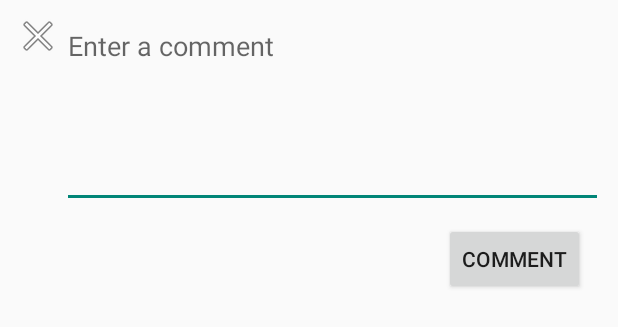
After one commit to annazhang2002/Parstagram, an Android app: the layout fragment_compose_dialog.xml on its own in the app's theme, with its tools: preview values and no code run, on a phone screen of 412 x 824 dp. The commit adds this screen. Shown: the top 327 px of the screen. Run offline under Robolectric (Android 15) with nearby library versions, the phone set to English and light mode, and no system bars.

Commit message:
Added dialog fragment to post a comment

```diff
--- a/app/src/main/java/com/example/parstagram/models/Comment.java
+++ b/app/src/main/java/com/example/parstagram/models/Comment.java
@@ -43,7 +43,7 @@ public class Comment extends ParseObject {
     public void setUser(ParseUser user) {
         put(KEY_USER, user);
     }
-    public void setCommentPost(Post post) {
+    public void setPost(Post post) {
         put(KEY_POST, post);
     }
     public void setMessage(String message) {
--- /dev/null
+++ b/app/src/main/res/layout/fragment_compose_dialog.xml
@@ -0,0 +1,50 @@
+<?xml version="1.0" encoding="utf-8"?>
+<RelativeLayout xmlns:android="http://schemas.android.com/apk/res/android"
+    xmlns:app="http://schemas.android.com/apk/res-auto"
+    xmlns:tools="http://schemas.android.com/tools"
+    android:layout_width="match_parent"
+    android:layout_height="wrap_content"
+    android:padding="0dp">
+
+    <Button
+        android:id="@+id/btnSubmit"
+        android:layout_width="wrap_content"
+        android:layout_height="wrap_content"
+        android:layout_below="@+id/etCompose"
+        android:layout_alignParentEnd="true"
+        android:layout_marginStart="0dp"
+        android:layout_marginTop="10dp"
+        android:layout_marginEnd="22dp"
+        android:layout_marginBottom="10dp"
+        android:text="Comment" />
+
+    <EditText
+        android:id="@+id/etCompose"
+        android:layout_width="match_parent"
+        android:layout_height="wrap_content"
+        android:layout_alignParentTop="true"
+        android:layout_alignParentEnd="true"
+        android:layout_marginStart="0dp"
+        android:layout_marginTop="8dp"
+        android:layout_marginEnd="10dp"
+        android:layout_toEndOf="@+id/ivClose"
+        android:ems="10"
+        android:gravity="start|top"
+        android:hint="Enter a comment"
+        android:inputType="textMultiLine"
+        android:minLines="5"
+        android:textColorHighlight="@color/colorPrimaryDark"
+        android:textColorLink="@color/colorPrimaryDark" />
+
+    <ImageView
+        android:id="@+id/ivClose"
+        android:layout_width="wrap_content"
+        android:layout_height="wrap_content"
+        android:layout_alignParentStart="true"
+        android:layout_alignParentTop="true"
+        android:layout_marginStart="9dp"
+        android:layout_marginTop="8dp"
+        android:src="@android:drawable/ic_menu_close_clear_cancel" />
+
+
+</RelativeLayout>
--- a/app/src/main/res/layout/item_post.xml
+++ b/app/src/main/res/layout/item_post.xml
@@ -76,7 +76,7 @@
             app:srcCompat="@drawable/ufi_heart" />
 
         <ImageView
-            android:id="@+id/imageView5"
+            android:id="@+id/ivComment"
             android:layout_width="wrap_content"
             android:layout_height="wrap_content"
             android:layout_weight="1"
```
Also changed, not shown: app/src/main/java/com/example/parstagram/activities/PostDetailsActivity.java (+29 -4 lines), app/src/main/java/com/example/parstagram/fragments/ComposeDialogFragment.java (added, +135 -0 lines), app/src/main/java/com/example/parstagram/fragments/PostsFragment.java (+15 -0 lines), app/src/main/res/layout/activity_post_details.xml (+32 -4 lines), 1 other file.
